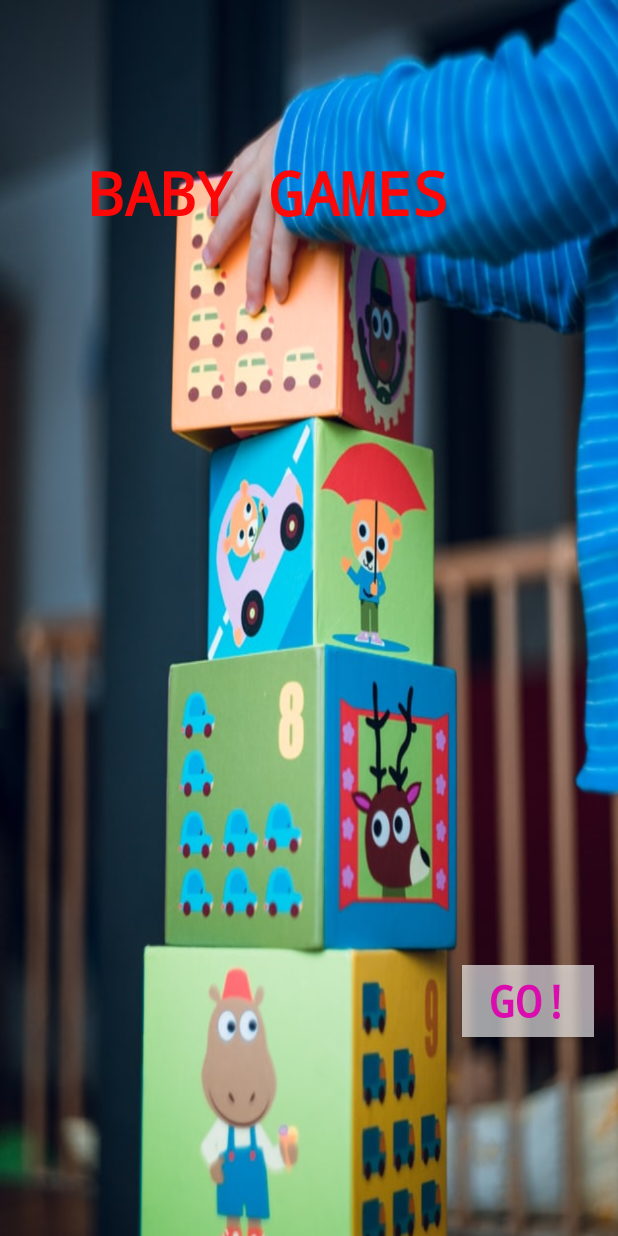
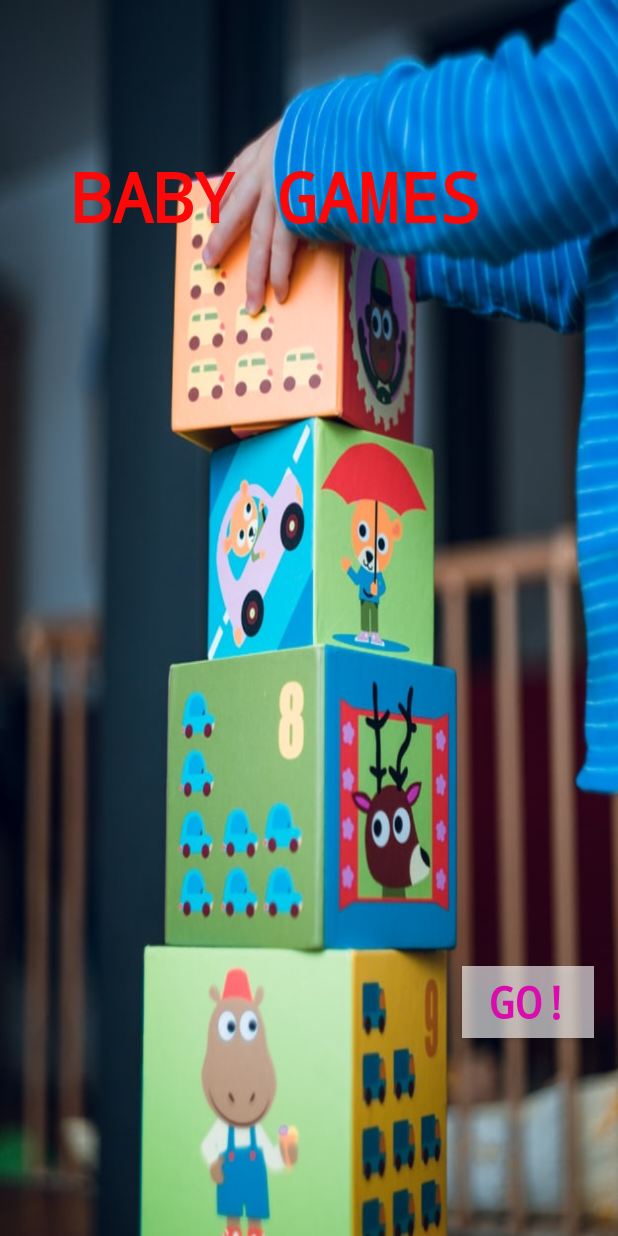
Before and after one commit to gloriamutie/ColorApp, an Android app: the screen it shows after launch (MainActivity), on a phone screen of 412 x 824 dp. Run offline under Robolectric (Android 15) with nearby library versions, the phone set to English and light mode, and no system bars; our stand-ins replace ButterKnife; Roboto replaces fonts that are not available here.

Commit message:
new commit

```diff
--- a/app/src/main/res/layout/activity_main.xml
+++ b/app/src/main/res/layout/activity_main.xml
@@ -49,7 +49,7 @@
         android:text="BABY GAMES"
         android:textAlignment="center"
         android:textColor="#FD0808"
-        android:textSize="40sp"
+        android:textSize="45sp"
         android:textStyle="bold"
         app:layout_constraintBottom_toBottomOf="parent"
         app:layout_constraintEnd_toEndOf="parent"
```
